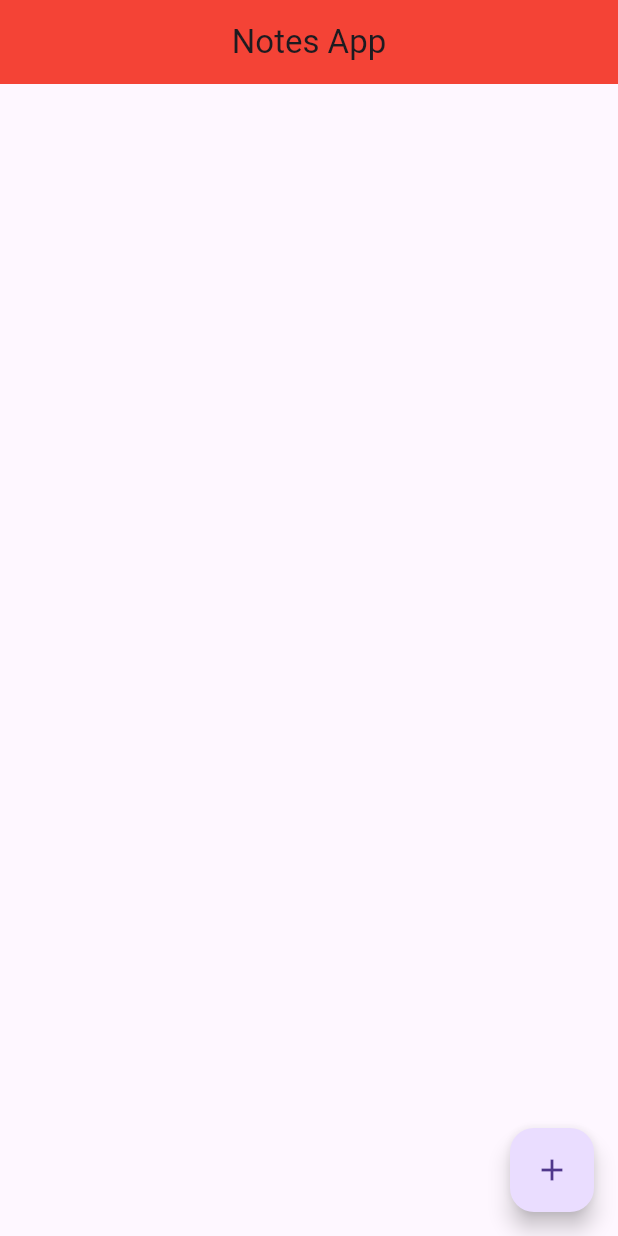
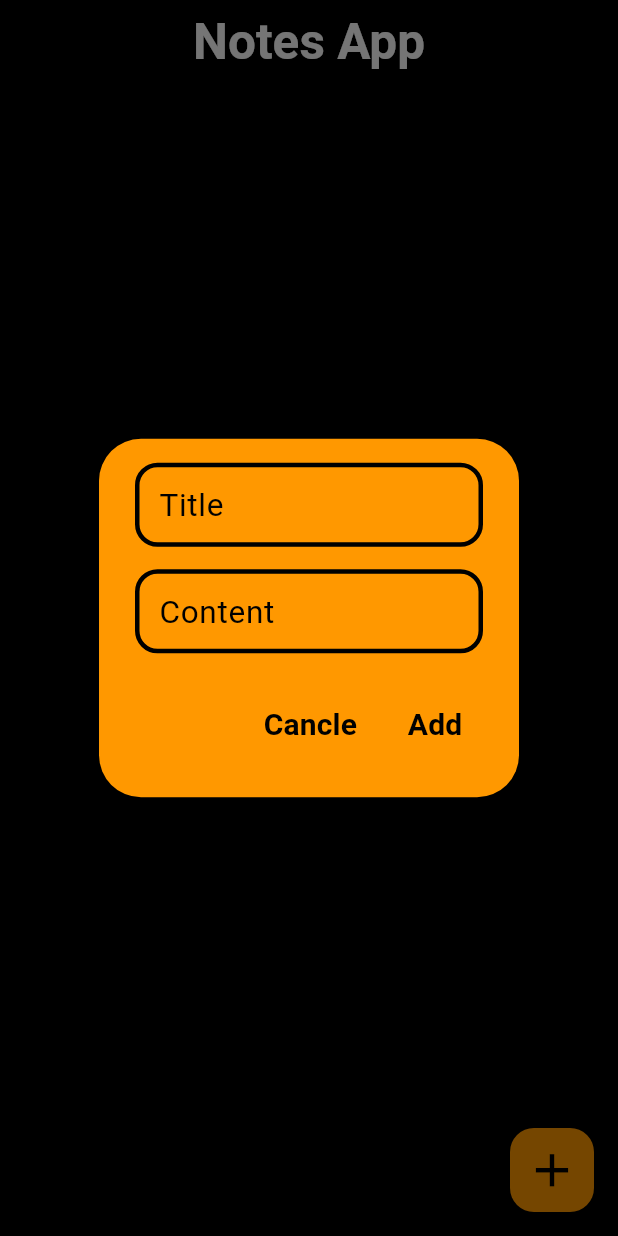
Before and after one commit to AvezChadchan/Notes_App, a Flutter app: the screen it shows after launch, after a tap on the "add" icon, on a phone screen of 412 x 824 dp. Run offline on Flutter 3.47's test engine with Material 3 defaults, Android fonts, the phone set to English and light mode, and no system bars.

Commit message:
day 3 completed on day 1

```diff
--- a/lib/main.dart
+++ b/lib/main.dart
@@ -1,4 +1,6 @@
 import 'package:flutter/material.dart';
+
+import 'note.dart';
 
 void main() {
   runApp(const MyApp());
@@ -10,8 +12,8 @@ class MyApp extends StatelessWidget {
   @override
   Widget build(BuildContext context) {
     return MaterialApp(
+      debugShowCheckedModeBanner: false,
       title: 'Notes App',
-      theme: ThemeData(),
       home: MyHomePage(),
     );
   }
@@ -23,20 +25,161 @@ class MyHomePage extends StatefulWidget {
 }
 
 class _MyHomePageState extends State<MyHomePage> {
+  List<Note> notes = [];
 
   @override
   Widget build(BuildContext context) {
     return Scaffold(
       appBar: AppBar(
-        title: Text("Notes App"),
+        title: Text(
+          "Notes App",
+          style: TextStyle(
+            fontSize: 33,
+            fontWeight: FontWeight.bold,
+            color: Colors.white,
+          ),
+        ),
         centerTitle: true,
-        backgroundColor: Colors.red,
+        backgroundColor: Colors.black,
       ),
-      body:
-        ListView(
-          children: [],
+      body: Container(
+        color: Colors.black,
+        child: ListView.builder(
+          itemCount: notes.length,
+          itemBuilder: (context, index) {
+            return Card(
+              margin: EdgeInsets.symmetric(horizontal: 13, vertical: 8),
+              shadowColor: Colors.white,
+              color: Colors.orange,
+              elevation: 5,
+              child: ListTile(
+                title: Text(
+                  notes[index].title,
+                  style: TextStyle(
+                    fontWeight: FontWeight.bold,
+                    color: Colors.black,
+                    fontSize: 30,
+                  ),
+                ),
+                subtitle: Text(
+                  notes[index].content,
+                  style: TextStyle(
+                    fontWeight: FontWeight.bold,
+                    color: Colors.black,
+                  ),
+                ),
+                trailing: IconButton(
+                  onPressed: () {
+                    setState(() {
+                      notes.removeAt(index);
+                    });
+                  },
+                  icon: Icon(Icons.delete, color: Color(0xFFE53935), size: 27),
+                ),
+              ),
+            );
+          },
         ),
-      floatingActionButton: FloatingActionButton(onPressed: () {  },child: Icon(Icons.add),),
+      ),
+      floatingActionButton: FloatingActionButton(
+        backgroundColor: Colors.orange,
+        onPressed: () {
+          _showAddNoteDialog();
+        },
+        child: Icon(Icons.add, size: 37, color: Colors.black),
+      ),
+    );
+  }
+
+  void _showAddNoteDialog() {
+    TextEditingController titleController = TextEditingController();
+    TextEditingController contentController = TextEditingController();
+    showDialog(
+      context: context,
+      builder: (context) {
+        return AlertDialog(
+          backgroundColor: Colors.orange,
+          content: SingleChildScrollView(
+            child: Column(
+              children: [
+                TextField(
+                  controller: titleController,
+                  decoration: InputDecoration(
+                    labelText: "Title",
+                    labelStyle: TextStyle(color: Colors.black, fontSize: 21),
+                    enabledBorder: OutlineInputBorder(
+                      borderSide: BorderSide(color: Colors.black, width: 3),
+                      borderRadius: BorderRadius.circular(15),
+                    ),
+                    focusedBorder: OutlineInputBorder(
+                      borderSide: BorderSide(
+                        color: Color(0xFFFF3D00),
+                        width: 3,
+                      ),
+                      borderRadius: BorderRadius.circular(15),
+                    ),
+                  ),
+                ),
+                SizedBox(height: 15),
+                TextField(
+                  controller: contentController,
+                  decoration: InputDecoration(
+                    labelText: "Content",
+                    labelStyle: TextStyle(color: Colors.black, fontSize: 21),
+                    enabledBorder: OutlineInputBorder(
+                      borderSide: BorderSide(color: Colors.black, width: 3),
+                      borderRadius: BorderRadius.circular(15),
+                    ),
+                    focusedBorder: OutlineInputBorder(
+                      borderSide: BorderSide(
+                        color: Color(0xFFFF3D00),
+                        width: 3,
+                      ),
+                      borderRadius: BorderRadius.circular(15),
+                    ),
+                  ),
+                ),
+              ],
+            ),
+          ),
+          actions: [
+            TextButton(
+              onPressed: () {
+                Navigator.pop(context);
+              },
+              child: Text(
+                "Cancle",
+                style: TextStyle(
+                  fontWeight: FontWeight.bold,
+                  fontSize: 20,
+                  color: Colors.black,
+                ),
+              ),
+            ),
+            TextButton(
+              onPressed: () {
+                setState(() {
+                  notes.add(
+                    Note(
+                      title: titleController.text,
+                      content: contentController.text,
+                    ),
+                  );
+                  Navigator.pop(context);
+                });
+              },
+              child: Text(
+                "Add",
+                style: TextStyle(
+                  fontWeight: FontWeight.bold,
+                  fontSize: 20,
+                  color: Colors.black,
+                ),
+              ),
+            ),
+          ],
+        );
+      },
     );
   }
 }
--- /dev/null
+++ b/lib/note.dart
@@ -0,0 +1,5 @@
+class Note{
+  String title;
+  String content;
+  Note({required this.title, required this.content});
+}
```
Also changed, not shown: img.png (added), img_1.png (added), 1 other file.
